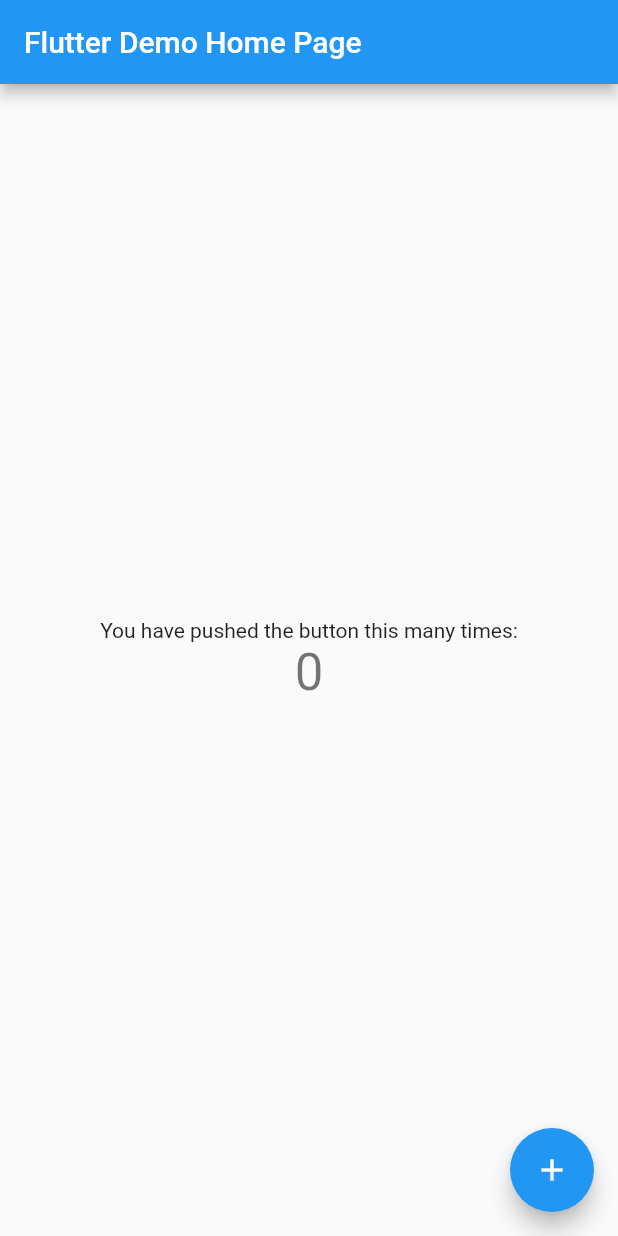
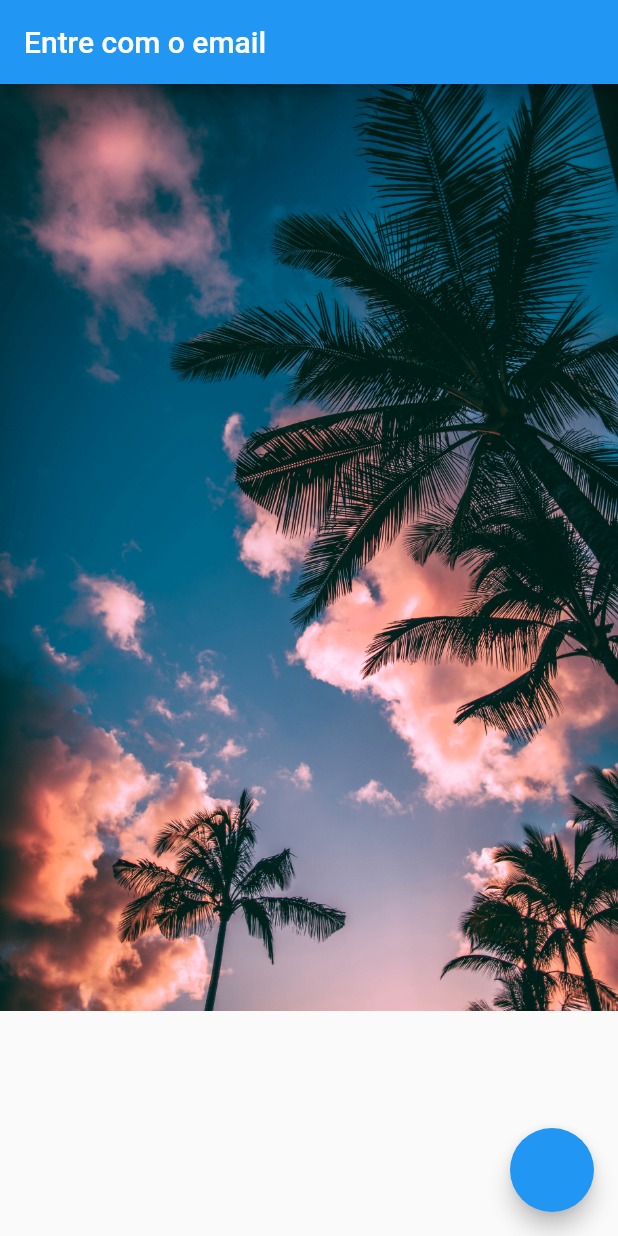
Before and after one commit to leobtt/getx_mvvm, a Flutter app: the screen it shows after launch, on a phone screen of 412 x 824 dp. Run offline on Flutter 3.47's test engine with Material 2 defaults, Android fonts, the phone set to English and light mode, and no system bars; our stand-ins replace fluttertoast, get.

Commit message:
feat: languages and view

```diff
--- a/lib/main.dart
+++ b/lib/main.dart
@@ -1,4 +1,8 @@
 import 'package:flutter/material.dart';
+import 'package:get/get.dart';
+import 'package:getx_mvvm/res/getx_location/languages.dart';
+import 'package:getx_mvvm/res/router/routes.dart';
+import 'package:getx_mvvm/view/splash_screen.dart';
 
 void main() {
   runApp(const MyApp());
@@ -10,106 +14,16 @@ class MyApp extends StatelessWidget {
   // This widget is the root of your application.
   @override
   Widget build(BuildContext context) {
-    return MaterialApp(
+    return GetMaterialApp(
       title: 'Flutter Demo',
       theme: ThemeData(
-        // This is the theme of your application.
-        //
-        // Try running your application with "flutter run". You'll see the
-        // application has a blue toolbar. Then, without quitting the app, try
-        // changing the primarySwatch below to Colors.green and then invoke
-        // "hot reload" (press "r" in the console where you ran "flutter run",
-        // or simply save your changes to "hot reload" in a Flutter IDE).
-        // Notice that the counter didn't reset back to zero; the application
-        // is not restarted.
         primarySwatch: Colors.blue,
       ),
-      home: const MyHomePage(title: 'Flutter Demo Home Page'),
+      translations: Languages(),
+      locale: const Locale('pt', 'BR'),
+      fallbackLocale: const Locale('pt', 'BR'),
+      home: const SplashScreen(),
+      getPages: AppRoutes.appRoutes(),
     );
   }
 }
-
-class MyHomePage extends StatefulWidget {
-  const MyHomePage({super.key, required this.title});
-
-  // This widget is the home page of your application. It is stateful, meaning
-  // that it has a State object (defined below) that contains fields that affect
-  // how it looks.
-
-  // This class is the configuration for the state. It holds the values (in this
-  // case the title) provided by the parent (in this case the App widget) and
-  // used by the build method of the State. Fields in a Widget subclass are
-  // always marked "final".
-
-  final String title;
-
-  @override
-  State<MyHomePage> createState() => _MyHomePageState();
-}
-
-class _MyHomePageState extends State<MyHomePage> {
-  int _counter = 0;
-
-  void _incrementCounter() {
-    setState(() {
-      // This call to setState tells the Flutter framework that something has
-      // changed in this State, which causes it to rerun the build method below
-      // so that the display can reflect the updated values. If we changed
-      // _counter without calling setState(), then the build method would not be
-      // called again, and so nothing would appear to happen.
-      _counter++;
-    });
-  }
-
-  @override
-  Widget build(BuildContext context) {
-    // This method is rerun every time setState is called, for instance as done
-    // by the _incrementCounter method above.
-    //
-    // The Flutter framework has been optimized to make rerunning build methods
-    // fast, so that you can just rebuild anything that needs updating rather
-    // than having to individually change instances of widgets.
-    return Scaffold(
-      appBar: AppBar(
-        // Here we take the value from the MyHomePage object that was created by
-        // the App.build method, and use it to set our appbar title.
-        title: Text(widget.title),
-      ),
-      body: Center(
-        // Center is a layout widget. It takes a single child and positions it
-        // in the middle of the parent.
-        child: Column(
-          // Column is also a layout widget. It takes a list of children and
-          // arranges them vertically. By default, it sizes itself to fit its
-          // children horizontally, and tries to be as tall as its parent.
-          //
-          // Invoke "debug painting" (press "p" in the console, choose the
-          // "Toggle Debug Paint" action from the Flutter Inspector in Android
-          // Studio, or the "Toggle Debug Paint" command in Visual Studio Code)
-          // to see the wireframe for each widget.
-          //
-          // Column has various properties to control how it sizes itself and
-          // how it positions its children. Here we use mainAxisAlignment to
-          // center the children vertically; the main axis here is the vertical
-          // axis because Columns are vertical (the cross axis would be
-          // horizontal).
-          mainAxisAlignment: MainAxisAlignment.center,
-          children: <Widget>[
-            const Text(
-              'You have pushed the button this many times:',
-            ),
-            Text(
-              '$_counter',
-              style: Theme.of(context).textTheme.headline4,
-            ),
-          ],
-        ),
-      ),
-      floatingActionButton: FloatingActionButton(
-        onPressed: _incrementCounter,
-        tooltip: 'Increment',
-        child: const Icon(Icons.add),
-      ), // This trailing comma makes auto-formatting nicer for build methods.
-    );
-  }
-}
--- /dev/null
+++ b/lib/res/getx_location/languages.dart
@@ -0,0 +1,13 @@
+import 'package:get/get_navigation/src/root/internacionalization.dart';
+
+class Languages extends Translations {
+  @override
+  Map<String, Map<String, String>> get keys => {
+        'en_US': {
+          'email_hint': 'Enter email',
+        },
+        'pt_BR': {
+          'email_hint': 'Entre com o email',
+        }
+      };
+}
--- /dev/null
+++ b/lib/view/splash_screen.dart
@@ -0,0 +1,32 @@
+import 'package:flutter/material.dart';
+import 'package:getx_mvvm/res/assets/image_assets.dart';
+import 'package:getx_mvvm/utils/utils.dart';
+import 'package:get/get.dart';
+
+class SplashScreen extends StatefulWidget {
+  const SplashScreen({Key? key}) : super(key: key);
+
+  @override
+  State<SplashScreen> createState() => _SplashScreenState();
+}
+
+class _SplashScreenState extends State<SplashScreen> {
+  @override
+  Widget build(BuildContext context) {
+    return Scaffold(
+      appBar: AppBar(
+        title: Text('email_hint'.tr),
+      ),
+      floatingActionButton: FloatingActionButton(
+        onPressed: () {
+          Utils.toastMessageCenter('second');
+        },
+      ),
+      body: Image(
+        image: AssetImage(
+          ImageAssets.splashScreen,
+        ),
+      ),
+    );
+  }
+}
```
